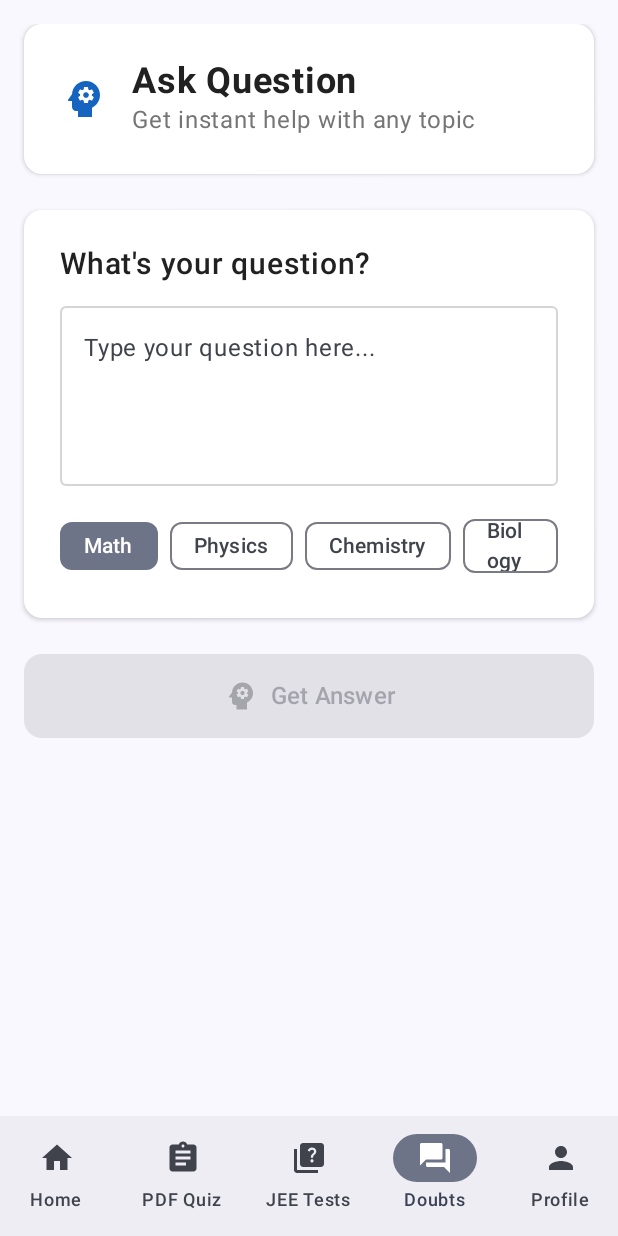
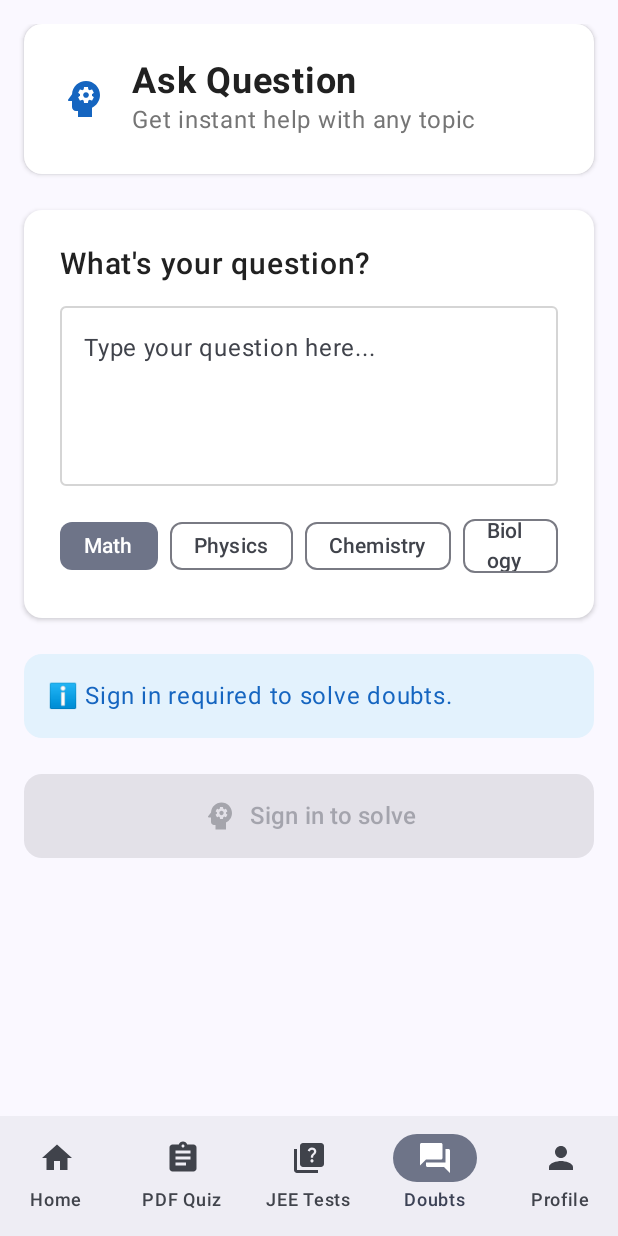
Before and after one commit to PSP-learn/klaro-educational-platform, an Android app built with Jetpack Compose: the ProfileScreen screen opened through its navigation route, item 4 of the bottom bar chosen, on a phone screen of 412 x 824 dp. Run offline under Robolectric (Android 15) with nearby library versions, the phone set to English and light mode, and no system bars; our stand-ins replace Dagger/Hilt's generated code; network calls fail.

Commit message:
Android: production hardening
- Fix OAuth deep-link handling via onNewIntent (captures tokens when app already running)
- Harden AuthViewModel deep-link parsing (fragment and query token support)
- Retrofit: normalize API paths to be relative to BASE_API_URL (/api/) for consistency
- Network: add debug-only DNS pin for Railway host to bypass local DNS issues
- DoubtSolver: show 'Sign in required' banner and disable submit when no token
- Doubt mapper: support both backend response shapes (nested 'solution' and flat DoubtSolution)
- Manifest: remove duplicate camera feature declaration

Build: verified assembleDebug succeeds

```diff
--- a/android/KlaroApp/app/src/main/AndroidManifest.xml
+++ b/android/KlaroApp/app/src/main/AndroidManifest.xml
@@ -4,9 +4,6 @@
     <uses-permission android:name="android.permission.CAMERA" />
     <uses-permission android:name="android.permission.READ_EXTERNAL_STORAGE" />
     <uses-permission android:name="android.permission.WRITE_EXTERNAL_STORAGE" />
-
-    <!-- Declare that camera is not strictly required -->
-    <uses-feature android:name="android.hardware.camera" android:required="false" />
 
     <!-- Declare that camera is not strictly required -->
     <uses-feature android:name="android.hardware.camera" android:required="false" />
--- a/android/KlaroApp/app/src/main/java/com/klaro/app/data/api/KlaroApiService.kt
+++ b/android/KlaroApp/app/src/main/java/com/klaro/app/data/api/KlaroApiService.kt
@@ -56,13 +56,13 @@ interface KlaroApiService {
     // 📚 Catalog Endpoints
     // ================================================================================
 
-    @GET("/api/catalog/chapters")
+    @GET("catalog/chapters")
     suspend fun getChapters(
         @Query("subject") subject: String,
         @Query("grade") grade: String
     ): Response<ChaptersResponse>
 
-    @GET("/api/catalog/subtopics")
+    @GET("catalog/subtopics")
     suspend fun getSubtopics(
         @Query("subject") subject: String,
         @Query("grade") grade: String,
--- a/android/KlaroApp/app/src/main/java/com/klaro/app/presentation/MainActivity.kt
+++ b/android/KlaroApp/app/src/main/java/com/klaro/app/presentation/MainActivity.kt
@@ -1,8 +1,10 @@
 package com.klaro.app.presentation
 
+import android.content.Intent
 import android.os.Bundle
 import androidx.activity.ComponentActivity
 import androidx.activity.compose.setContent
+import androidx.activity.viewModels
 import androidx.compose.foundation.layout.*
 import androidx.compose.material.icons.Icons
 import androidx.compose.material.icons.filled.*
@@ -20,6 +22,7 @@ import dagger.hilt.android.AndroidEntryPoint
 
 import com.klaro.app.presentation.ui.theme.KlaroTheme
 import com.klaro.app.presentation.screens.*
+import com.klaro.app.presentation.auth.AuthViewModel
 
 /**
  * 🎓 Klaro Main Activity
@@ -32,6 +35,9 @@ import com.klaro.app.presentation.screens.*
 @AndroidEntryPoint
 class MainActivity : ComponentActivity() {
 
+    // Receive Supabase OAuth deep links even when Activity is already running
+    private val authViewModel: AuthViewModel by viewModels()
+
     override fun onCreate(savedInstanceState: Bundle?) {
         super.onCreate(savedInstanceState)
 
@@ -39,6 +45,16 @@ class MainActivity : ComponentActivity() {
             KlaroTheme {
                 KlaroApp()
             }
+        }
+    }
+
+    override fun onNewIntent(intent: Intent?) {
+        super.onNewIntent(intent)
+        val data = intent?.data
+        if (data != null) {
+            authViewModel.handleDeepLink(data)
+            // Prevent reprocessing
+            intent.data = null
         }
     }
 }
--- a/android/KlaroApp/app/src/main/java/com/klaro/app/presentation/screens/DoubtSolverScreen.kt
+++ b/android/KlaroApp/app/src/main/java/com/klaro/app/presentation/screens/DoubtSolverScreen.kt
@@ -11,6 +11,7 @@ import androidx.compose.ui.Alignment
 import androidx.compose.ui.Modifier
 import androidx.compose.ui.text.font.FontWeight
 import androidx.compose.ui.unit.dp
+import androidx.compose.ui.platform.LocalContext
 import androidx.hilt.navigation.compose.hiltViewModel
 import androidx.lifecycle.compose.collectAsStateWithLifecycle
 import androidx.navigation.NavController
@@ -33,6 +34,16 @@ fun DoubtSolverScreen(
 ) {
     val uiState by viewModel.uiState.collectAsStateWithLifecycle()
     val currentSolution by viewModel.currentSolution.collectAsStateWithLifecycle()
+
+    // Basic auth presence check (token stored by AuthViewModel)
+    val ctx = LocalContext.current
+    val tokenProvider = remember(ctx) { com.klaro.app.security.DefaultTokenProvider(ctx) }
+    val hasToken = remember { mutableStateOf(!tokenProvider.getToken().isNullOrBlank()) }
+
+    // Refresh token presence when composable recomposes
+    LaunchedEffect(uiState.isSolving) {
+        hasToken.value = !tokenProvider.getToken().isNullOrBlank()
+    }
 
     var doubtText by remember { mutableStateOf("") }
     var selectedSubject by remember { mutableStateOf("Mathematics") }
@@ -116,15 +127,23 @@ fun DoubtSolverScreen(
             }
         }
 
+        // Auth reminder if not signed in
+        if (!hasToken.value) {
+            MessageCard(
+                message = "Sign in required to solve doubts.",
+                type = MessageType.INFO
+            )
+        }
+
         // Get Answer Button
         PrimaryActionButton(
-            text = "Get Answer",
+            text = if (hasToken.value) "Get Answer" else "Sign in to solve",
             onClick = {
-                if (doubtText.isNotBlank()) {
+                if (doubtText.isNotBlank() && hasToken.value) {
                     viewModel.solveTextDoubt(doubtText, selectedSubject)
                 }
             },
-            enabled = doubtText.isNotBlank(),
+            enabled = doubtText.isNotBlank() && hasToken.value,
             isLoading = uiState.isSolving,
             icon = Icons.Filled.Psychology
         )
```
Also changed, not shown: android/KlaroApp/app/src/main/java/com/klaro/app/data/repository/DoubtSolvingRepository.kt (+76 -24 lines), android/KlaroApp/app/src/main/java/com/klaro/app/di/NetworkModule.kt (+24 -2 lines), android/KlaroApp/app/src/main/java/com/klaro/app/presentation/auth/AuthViewModel.kt (+14 -7 lines).
